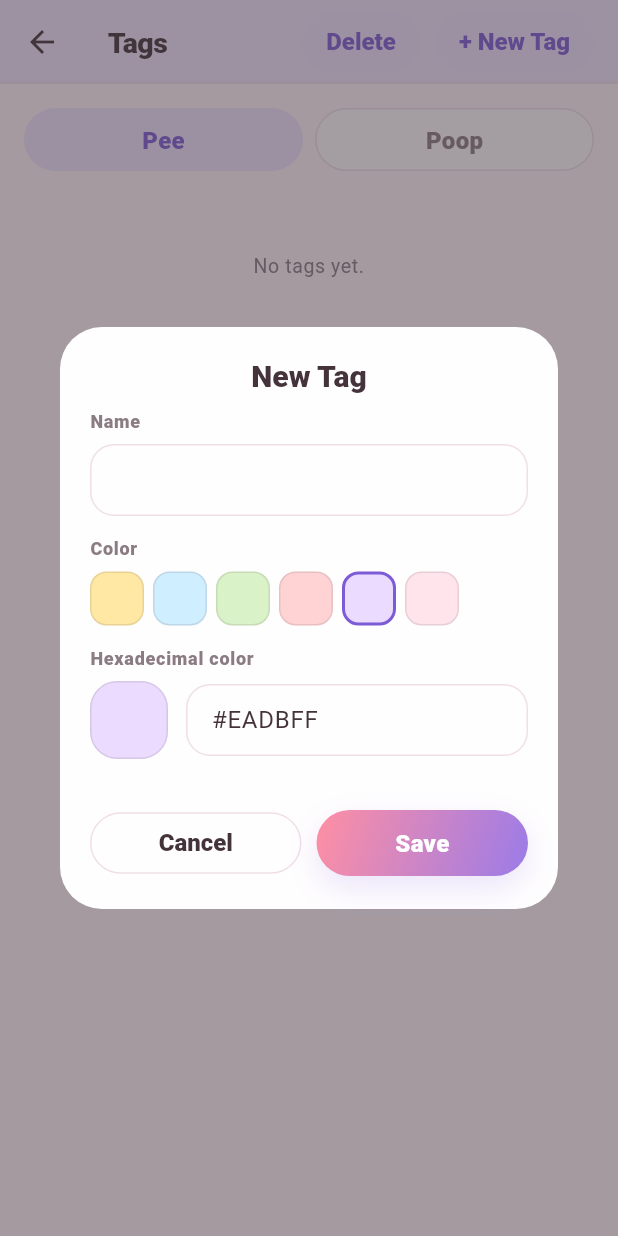
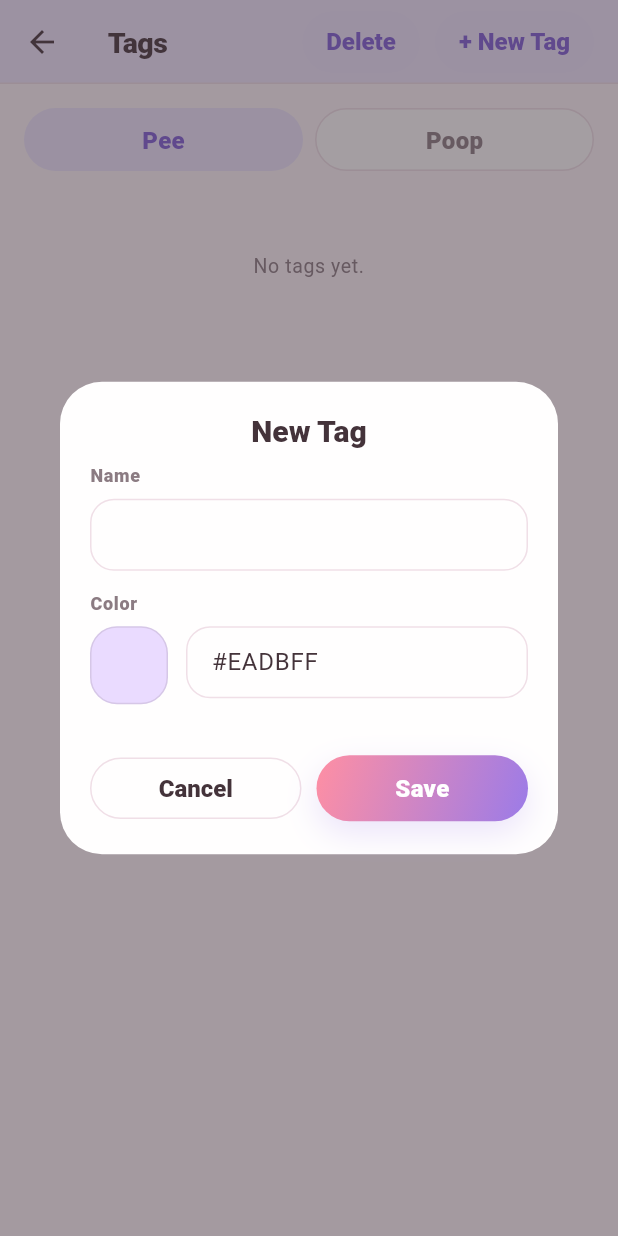
Before and after one commit to Javi801/peepoop-log, a Flutter app: the TagsScreen screen opened directly, after a tap on "+ New Tag", on a phone screen of 412 x 824 dp. Run offline on Flutter 3.47's test engine with Material 3 defaults, Android fonts, the light colour scheme and no system bars; our stand-ins replace drift, drift_flutter, share_plus; accounts and stored records are empty; generated files the repository leaves out were written again.

Commit message:
feat(color-picker): replace tag palette swatches with HSV color picker

```diff
--- a/lib/presentation/localization/app_strings.dart
+++ b/lib/presentation/localization/app_strings.dart
@@ -84,6 +84,9 @@ abstract final class AppStrings {
   static const editTagDuplicate = 'Tag already exists.';
   static const editTagSave = 'Save';
 
+  static const colorPickerTitle = 'Pick a color';
+  static const colorPickerSelect = 'Select';
+
   static const exportTitle = 'Export';
   static const exportHeroTitle = 'Export your data';
   static const exportHeroBody =
--- a/lib/presentation/screens/tags/edit_tag_dialog.dart
+++ b/lib/presentation/screens/tags/edit_tag_dialog.dart
@@ -11,8 +11,9 @@ import '../../widgets/widgets.dart';
 
 /// Creates a tag of [type] when [tag] is null, edits it otherwise.
 ///
-/// Replaces the native color input of the design reference with the default
-/// palette as tappable swatches plus a free hex field with live preview.
+/// The color is set on a single row: a tappable swatch that opens the HSV
+/// [showColorPickerDialog], next to a free hex field with live preview. An
+/// invalid hex marks the field in red and disables saving.
 class EditTagDialog extends StatefulWidget {
   const EditTagDialog({
     super.key,
@@ -36,6 +37,8 @@ class _EditTagDialogState extends State<EditTagDialog> {
   );
   String? _error;
 
+  bool get _hexValid => tryColorFromHex(_hex.text) != null;
+
   @override
   void dispose() {
     _name.dispose();
@@ -43,15 +46,22 @@ class _EditTagDialogState extends State<EditTagDialog> {
     super.dispose();
   }
 
+  Future<void> _pickColor() async {
+    final current = colorFromHex(
+      _hex.text,
+      fallback: context.appColors.tagFallback,
+    );
+    final picked = await showColorPickerDialog(context, initialColor: current);
+    if (picked != null && mounted) {
+      setState(() => _hex.text = hexFromColor(picked));
+    }
+  }
+
   Future<void> _save() async {
     final repository = AppScope.of(context).tagRepository;
     final name = _name.text.trim();
     if (name.isEmpty) {
       setState(() => _error = AppStrings.editTagNameRequired);
-      return;
-    }
-    if (tryColorFromHex(_hex.text) == null) {
-      setState(() => _error = AppStrings.editTagColorInvalid);
       return;
     }
     try {
@@ -98,37 +108,28 @@ class _EditTagDialogState extends State<EditTagDialog> {
               ),
               LabeledField(
                 label: AppStrings.editTagColor,
-                child: Wrap(
-                  spacing: AppSpacing.xs,
-                  runSpacing: AppSpacing.xs,
+                child: Row(
+                  crossAxisAlignment: CrossAxisAlignment.start,
                   children: [
-                    for (final hex in AppColors.tagPalette)
-                      InkWell(
-                        borderRadius: BorderRadius.circular(AppRadii.tagDot),
-                        onTap: () => setState(() => _hex.text = hex),
-                        child: TagDot(
-                          colorHex: hex,
-                          size: AppSizes.paletteSwatch,
-                          selected: _hex.text.toUpperCase() == hex,
-                        ),
+                    InkWell(
+                      borderRadius: BorderRadius.circular(AppRadii.swatch),
+                      onTap: _pickColor,
+                      child: TagDot(
+                        colorHex: _hex.text,
+                        size: AppSizes.colorSwatch,
+                        radius: AppRadii.swatch,
                       ),
-                  ],
-                ),
-              ),
-              LabeledField(
-                label: AppStrings.editTagHexColor,
-                child: Row(
-                  children: [
-                    TagDot(
-                      colorHex: _hex.text,
-                      size: AppSizes.colorSwatch,
-                      radius: AppRadii.swatch,
                     ),
                     const SizedBox(width: AppSpacing.rowGap),
                     Expanded(
                       child: TextField(
                         controller: _hex,
                         onChanged: (_) => setState(() {}),
+                        decoration: InputDecoration(
+                          errorText: _hexValid
+                              ? null
+                              : AppStrings.editTagColorInvalid,
+                        ),
                       ),
                     ),
                   ],
@@ -148,7 +149,7 @@ class _EditTagDialogState extends State<EditTagDialog> {
                     child: const Text(AppStrings.cancel),
                   ),
                   PrimaryButton(
-                    onPressed: _save,
+                    onPressed: _hexValid ? _save : null,
                     child: const Text(AppStrings.editTagSave),
                   ),
                 ],
--- a/lib/presentation/theme/app_tokens.dart
+++ b/lib/presentation/theme/app_tokens.dart
@@ -18,6 +18,7 @@ abstract final class AppRadii {
   static const double fab = 22;
   static const double tagDot = 11;
   static const double swatch = 18;
+  static const double colorPicker = 14;
   static const double modal = 28;
   static const double splashCard = 34;
 }
@@ -135,6 +136,16 @@ abstract final class AppSizes {
   static const double tagDot = 28;
   static const double colorSwatch = 52;
 
+  /// Saturation/value plane in the color picker dialog.
+  static const double colorPickerArea = 220;
+  static const double colorPickerAreaHeight = 176;
+
+  /// Vertical rainbow hue bar next to the saturation/value plane.
+  static const double hueSliderWidth = 26;
+
+  /// Draggable circle handles inside the color picker.
+  static const double colorPickerHandle = 20;
+
   static const double loaderWidth = 160;
   static const double loaderHeight = 9;
 }
--- a/lib/presentation/widgets/widgets.dart
+++ b/lib/presentation/widgets/widgets.dart
@@ -5,6 +5,7 @@ export 'app_buttons.dart';
 export 'app_card.dart';
 export 'app_modal.dart';
 export 'app_switch.dart';
+export 'color_picker.dart';
 export 'confirm_dialog.dart';
 export 'empty_state.dart';
 export 'labeled_field.dart';
```
Also changed, not shown: lib/presentation/util/color_hex.dart (+7 -0 lines), lib/presentation/widgets/color_picker.dart (added, +240 -0 lines).
